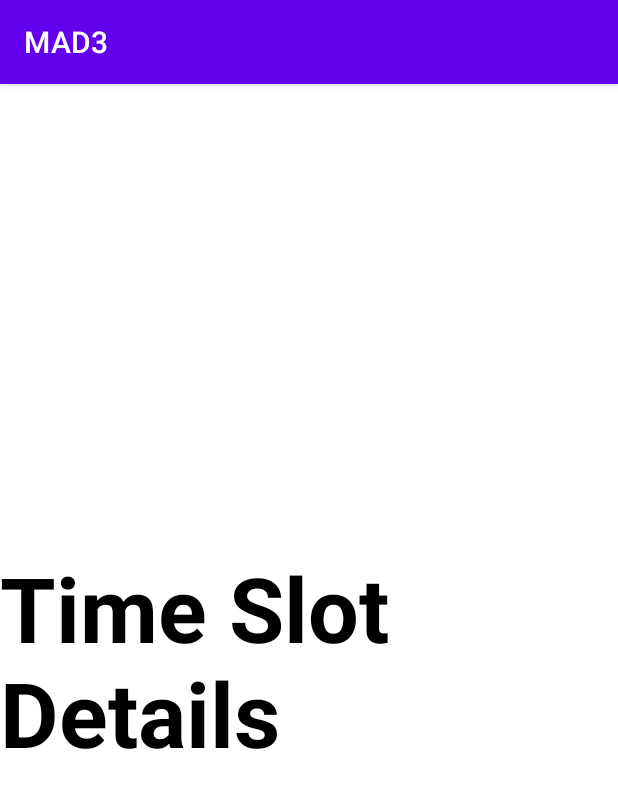
After one commit to mosi14/TimeBankingApplication, an Android app: the fragment TimeSlotDetailsFragment shown on its own in the app's theme, on a phone screen of 412 x 824 dp. The commit adds this screen. Shown: the top 788 px of the screen. Run offline under Robolectric (Android 15) with nearby library versions, the phone set to English and light mode, and no system bars.

Commit message:
created fragments and required menu files

```diff
--- a/app/build.gradle
+++ b/app/build.gradle
@@ -37,6 +37,7 @@ dependencies {
     implementation 'androidx.appcompat:appcompat:1.4.1'
     implementation 'com.google.android.material:material:1.5.0'
     implementation 'androidx.constraintlayout:constraintlayout:2.1.3'
+    implementation 'androidx.legacy:legacy-support-v4:1.0.0'
     testImplementation 'junit:junit:4.13.2'
     androidTestImplementation 'androidx.test.ext:junit:1.1.3'
     androidTestImplementation 'androidx.test.espresso:espresso-core:3.4.0'
--- /dev/null
+++ b/app/src/main/java/it/polito/mad3/TimeSlotDetailsFragment.kt
@@ -0,0 +1,59 @@
+package it.polito.mad3
+
+import android.os.Bundle
+import androidx.fragment.app.Fragment
+import android.view.LayoutInflater
+import android.view.View
+import android.view.ViewGroup
+
+// TODO: Rename parameter arguments, choose names that match
+// the fragment initialization parameters, e.g. ARG_ITEM_NUMBER
+private const val ARG_PARAM1 = "param1"
+private const val ARG_PARAM2 = "param2"
+
+/**
+ * A simple [Fragment] subclass.
+ * Use the [TimeSlotDetailsFragment.newInstance] factory method to
+ * create an instance of this fragment.
+ */
+class TimeSlotDetailsFragment : Fragment() {
+    // TODO: Rename and change types of parameters
+    private var param1: String? = null
+    private var param2: String? = null
+
+    override fun onCreate(savedInstanceState: Bundle?) {
+        super.onCreate(savedInstanceState)
+        arguments?.let {
+            param1 = it.getString(ARG_PARAM1)
+            param2 = it.getString(ARG_PARAM2)
+        }
+    }
+
+    override fun onCreateView(
+        inflater: LayoutInflater, container: ViewGroup?,
+        savedInstanceState: Bundle?
+    ): View? {
+        // Inflate the layout for this fragment
+        return inflater.inflate(R.layout.fragment_time_slot_details, container, false)
+    }
+
+    companion object {
+        /**
+         * Use this factory method to create a new instance of
+         * this fragment using the provided parameters.
+         *
+         * @param param1 Parameter 1.
+         * @param param2 Parameter 2.
+         * @return A new instance of fragment TimeSlotDetailsFragment.
+         */
+        // TODO: Rename and change types and number of parameters
+        @JvmStatic
+        fun newInstance(param1: String, param2: String) =
+            TimeSlotDetailsFragment().apply {
+                arguments = Bundle().apply {
+                    putString(ARG_PARAM1, param1)
+                    putString(ARG_PARAM2, param2)
+                }
+            }
+    }
+}
--- /dev/null
+++ b/app/src/main/res/layout/fragment_time_slot_details.xml
@@ -0,0 +1,16 @@
+<?xml version="1.0" encoding="utf-8"?>
+<FrameLayout xmlns:android="http://schemas.android.com/apk/res/android"
+    xmlns:tools="http://schemas.android.com/tools"
+    android:layout_width="match_parent"
+    android:layout_height="match_parent"
+    tools:context=".TimeSlotDetailsFragment">
+
+    <TextView
+        android:layout_width="wrap_content"
+        android:layout_height="wrap_content"
+        android:text="Time Slot Details"
+        android:layout_gravity="center"
+        android:textStyle="bold"
+        android:textColor="@color/black"
+        android:textSize="60dp"/>
+</FrameLayout>
--- a/app/src/main/res/values/strings.xml
+++ b/app/src/main/res/values/strings.xml
@@ -1,3 +1,5 @@
 <resources>
     <string name="app_name">MAD3</string>
+    <!-- TODO: Remove or change this placeholder text -->
+    <string name="hello_blank_fragment">Hello blank fragment</string>
 </resources>
```
Also changed, not shown: app/src/main/java/it/polito/mad3/EditProfileFragment.kt (added, +59 -0 lines), app/src/main/java/it/polito/mad3/ShowProfileFragment.kt (added, +59 -0 lines), app/src/main/java/it/polito/mad3/TimeSlotEditFragment.kt (added, +59 -0 lines), app/src/main/java/it/polito/mad3/TimeSlotList.kt (added, +59 -0 lines), app/src/main/res/layout/fragment_edit_profile.xml (added, +17 -0 lines), app/src/main/res/layout/fragment_show_profile.xml (added, +17 -0 lines), app/src/main/res/layout/fragment_time_slot_edit.xml (added, +17 -0 lines), app/src/main/res/layout/fragment_time_slot_list.xml (added, +17 -0 lines), app/src/main/res/menu/edit_profile_photo_menu.xml (added, +12 -0 lines), app/src/main/res/menu/nav_menu.xml (added, +11 -0 lines).
